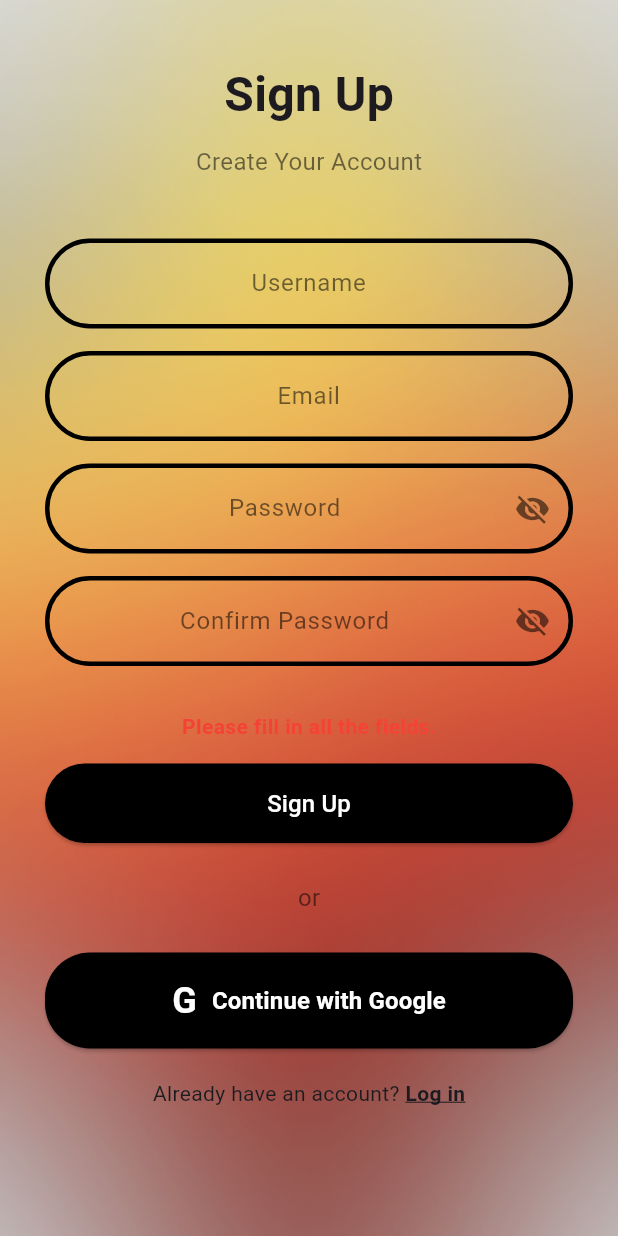
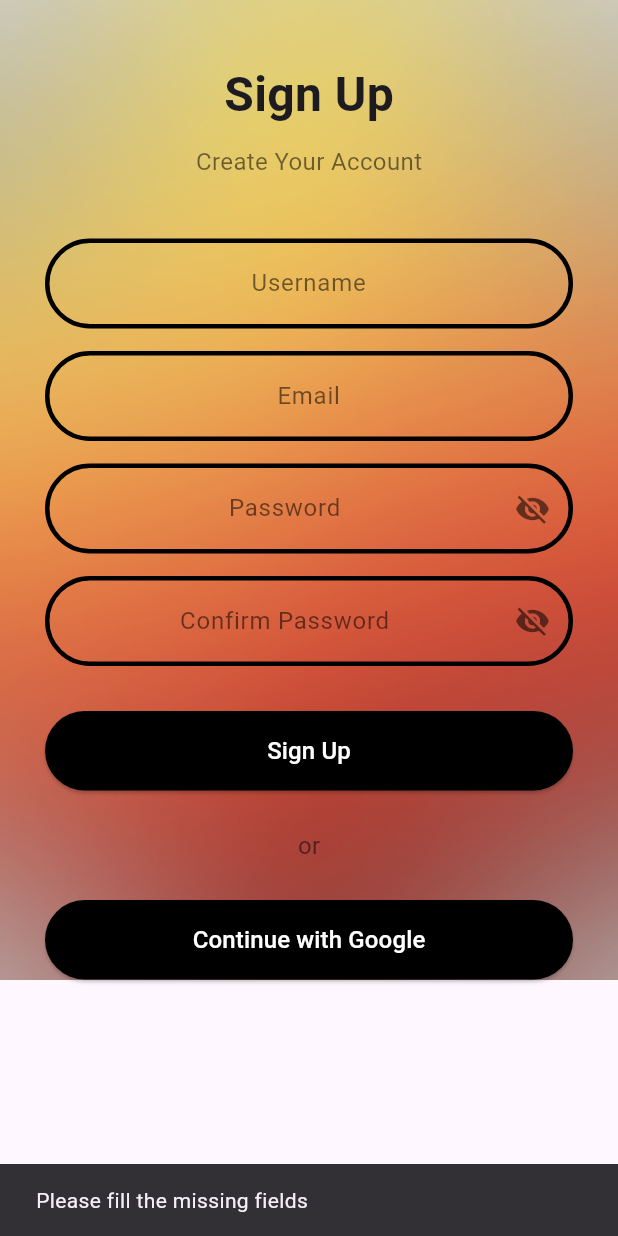
Before and after one commit to Sallam124/viva_journal, a Flutter app: the screen it shows after launch, after a tap on "Sign Up", on a phone screen of 412 x 824 dp. Run offline on Flutter 3.47's test engine with Material 3 defaults, Android fonts, the phone set to English and light mode, and no system bars; our stand-ins replace firebase_auth, firebase_core, google_sign_in; accounts and stored records are empty; Roboto replaces fonts that are missing (SF Pro Display).

Commit message:
Update sign_up_screen.dart

```diff
--- a/viva_journal/lib/screens/sign_up_screen.dart
+++ b/viva_journal/lib/screens/sign_up_screen.dart
@@ -1,6 +1,9 @@
 import 'package:flutter/material.dart';
 import 'package:google_sign_in/google_sign_in.dart';
-import 'package:viva_journal/widgets/widgets.dart';  // Importing the form_widgets.dart file
+import 'package:firebase_auth/firebase_auth.dart';
+import 'package:crypto/crypto.dart';
+import 'dart:convert';
+import 'package:viva_journal/widgets/widgets.dart';
 import 'package:viva_journal/screens/background_theme.dart';
 import 'package:viva_journal/screens/home.dart';
 import 'package:viva_journal/screens/login_screen.dart';
@@ -13,6 +16,9 @@ class SignUpScreen extends StatefulWidget {
 }
 
 class _SignUpScreenState extends State<SignUpScreen> {
+  final FirebaseAuth _auth = FirebaseAuth.instance;
+  final GoogleSignIn _googleSignIn = GoogleSignIn();
+
   final TextEditingController _usernameController = TextEditingController();
   final TextEditingController _emailController = TextEditingController();
   final TextEditingController _passwordController = TextEditingController();
@@ -25,9 +31,6 @@ class _SignUpScreenState extends State<SignUpScreen> {
 
   bool _obscurePassword = true;
   bool _obscureConfirmPassword = true;
-  final GoogleSignIn _googleSignIn = GoogleSignIn();
-
-  String? errorMessage;
 
   @override
   void dispose() {
@@ -38,106 +41,108 @@ class _SignUpScreenState extends State<SignUpScreen> {
     super.dispose();
   }
 
-  Future<void> _handleGoogleSignIn() async {
+  /// **Hashes a password using SHA-256**
+  String _hashPassword(String password) {
+    final bytes = utf8.encode(password);
+    final digest = sha256.convert(bytes);
+    return digest.toString();
+  }
+
+  /// **Handles email/password sign-up using Firebase**
+  Future<void> _signUp() async {
+    final username = _usernameController.text.trim();
+    final email = _emailController.text.trim();
+    final password = _passwordController.text.trim();
+    final confirmPassword = _confirmPasswordController.text.trim();
+
+    if (username.isEmpty || email.isEmpty || password.isEmpty || confirmPassword.isEmpty) {
+      _showErrorPopup('Please fill the missing fields');
+      return;
+    }
+
+    if (!RegExp(r"^[a-zA-Z0-9._%+-]+@[a-zA-Z0-9.-]+\.[a-zA-Z]{2,}").hasMatch(email)) {
+      _showErrorPopup('Invalid email format');
+      return;
+    }
+
+    if (password != confirmPassword) {
+      _showErrorPopup('Passwords do not match');
+      return;
+    }
+
+    final hashedPassword = _hashPassword(password);
+
     try {
-      final GoogleSignInAccount? account = await _googleSignIn.signIn();
-      if (account != null) {
-        Navigator.pushReplacementNamed(context, '/home');
-      } else {
-        setState(() {
-          errorMessage = "Google Sign-In failed. Please try again.";
-        });
-      }
+      await _auth.createUserWithEmailAndPassword(email: email, password: password);
+      Navigator.pushReplacement(context, MaterialPageRoute(builder: (context) => HomeScreen()));
     } catch (error) {
-      setState(() {
-        errorMessage = "Google Sign-In error: $error";
-      });
+      _showErrorPopup("Sign-up failed: $error");
     }
   }
 
-  void _signUp() {
-    if (_usernameController.text.isEmpty || _emailController.text.isEmpty || _passwordController.text.isEmpty || _confirmPasswordController.text.isEmpty) {
-      setState(() {
-        errorMessage = 'Please fill in all the fields.';
-      });
-    } else if (_passwordController.text != _confirmPasswordController.text) {
-      setState(() {
-        errorMessage = 'Passwords do not match.';
-      });
-    } else {
-      Navigator.pushReplacement(context, MaterialPageRoute(builder: (context) => HomeScreen()));
+  /// **Handles Google Sign-In and Firebase Authentication**
+  Future<void> _handleGoogleSignIn() async {
+    try {
+      final GoogleSignInAccount? googleUser = await _googleSignIn.signIn();
+      if (googleUser == null) {
+        _showErrorPopup("Google Sign-In canceled.");
+        return;
       }
+
+      final GoogleSignInAuthentication googleAuth = await googleUser.authentication;
+      final AuthCredential credential = GoogleAuthProvider.credential(
+        accessToken: googleAuth.accessToken,
+        idToken: googleAuth.idToken,
+      );
+
+      await _auth.signInWithCredential(credential);
+      Navigator.pushReplacementNamed(context, '/home');
+    } catch (error) {
+      _showErrorPopup("Google Sign-In error: $error");
+    }
+  }
+
+  /// **Shows a temporary popup message for 2 seconds**
+  void _showErrorPopup(String message) {
+    ScaffoldMessenger.of(context).showSnackBar(
+      SnackBar(
+        content: Text(message),
+        duration: const Duration(seconds: 2),
+      ),
+    );
   }
 
   @override
   Widget build(BuildContext context) {
     return Scaffold(
-      resizeToAvoidBottomInset: true,  // Allow resizing when keyboard is shown
+      resizeToAvoidBottomInset: true,
       body: BackgroundContainer(
-        child: SingleChildScrollView(  // Make the screen scrollable to handle keyboard overlap
+        child: SingleChildScrollView(
           child: Padding(
             padding: const EdgeInsets.symmetric(horizontal: 30),
             child: Column(
               children: [
-                const SizedBox(height: 40),  // Adds space from the top
-                const Text(
-                  'Sign Up',
-                  style: TextStyle(fontSize: 32, fontWeight: FontWeight.bold),
-                ),
+                const SizedBox(height: 40),
+                const Text('Sign Up', style: TextStyle(fontSize: 32, fontWeight: FontWeight.bold)),
                 const SizedBox(height: 10),
-                const Text(
-                  'Create Your Account',
-                  style: TextStyle(fontSize: 16, color: Colors.black54),
-                ),
+                const Text('Create Your Account', style: TextStyle(fontSize: 16, color: Colors.black54)),
                 const SizedBox(height: 40),
-                buildTextField(_usernameController, 'Username', _usernameFocusNode, context, () {
-                  FocusScope.of(context).requestFocus(_usernameFocusNode);
-                }),
+                buildTextField(_usernameController, 'Username', _usernameFocusNode, context, () => FocusScope.of(context).requestFocus(_usernameFocusNode)),
                 const SizedBox(height: 15),
-                buildTextField(_emailController, 'Email', _emailFocusNode, context, () {
-                  FocusScope.of(context).requestFocus(_emailFocusNode);
-                }),
+                buildTextField(_emailController, 'Email', _emailFocusNode, context, () => FocusScope.of(context).requestFocus(_emailFocusNode)),
                 const SizedBox(height: 15),
-                buildPasswordField(
-                  _passwordController,
-                  'Password',
-                  true,
-                  _passwordFocusNode,
-                  context,
-                      () {
-                    FocusScope.of(context).requestFocus(_passwordFocusNode);
-                  },
-                  _obscurePassword,
-                      () {
+                buildPasswordField(_passwordController, 'Password', true, _passwordFocusNode, context, () => FocusScope.of(context).requestFocus(_passwordFocusNode), _obscurePassword, () {
                   setState(() {
                     _obscurePassword = !_obscurePassword;
                   });
-                  },
-                ),
+                }),
                 const SizedBox(height: 15),
-                buildPasswordField(
-                  _confirmPasswordController,
-                  'Confirm Password',
-                  false,
-                  _confirmPasswordFocusNode,
-                  context,
-                      () {
-                    FocusScope.of(context).requestFocus(_confirmPasswordFocusNode);
-                  },
-                  _obscureConfirmPassword,
-                      () {
+                buildPasswordField(_confirmPasswordController, 'Confirm Password', false, _confirmPasswordFocusNode, context, () => FocusScope.of(context).requestFocus(_confirmPasswordFocusNode), _obscureConfirmPassword, () {
                   setState(() {
                     _obscureConfirmPassword = !_obscureConfirmPassword;
                   });
-                  },
-                ),
+                }),
                 const SizedBox(height: 30),
-                if (errorMessage != null)
-                  Text(
-                    errorMessage!,
-                    style: TextStyle(color: Colors.red, fontSize: 14, fontWeight: FontWeight.bold),
-                  ),
-                const SizedBox(height: 15),
                 SizedBox(
                   width: double.infinity,
                   child: ElevatedButton(
@@ -145,9 +150,7 @@ class _SignUpScreenState extends State<SignUpScreen> {
                     style: ElevatedButton.styleFrom(
                       backgroundColor: Colors.black,
                       padding: const EdgeInsets.symmetric(vertical: 15),
-                      shape: RoundedRectangleBorder(
-                        borderRadius: BorderRadius.circular(30),
-                      ),
+                      shape: RoundedRectangleBorder(borderRadius: BorderRadius.circular(30)),
                     ),
                     child: const Text('Sign Up', style: TextStyle(fontSize: 16, color: Colors.white)),
                   ),
@@ -159,64 +162,14 @@ class _SignUpScreenState extends State<SignUpScreen> {
                   width: double.infinity,
                   child: ElevatedButton(
                     onPressed: _handleGoogleSignIn,
-                    child: Row(
-                      mainAxisAlignment: MainAxisAlignment.center,
-                      children: const [
-                        Text(
-                          'G',
-                          style: TextStyle(
-                            fontSize: 24,
-                            fontWeight: FontWeight.bold,
-                            color: Colors.white,
-                          ),
-                        ),
-                        SizedBox(width: 10),
-                        Text(
-                          'Continue with Google',
-                          style: TextStyle(
-                            fontSize: 16,
-                            fontWeight: FontWeight.bold,
-                            color: Colors.white,
-                          ),
-                        ),
-                      ],
-                    ),
+                    child: const Text('Continue with Google', style: TextStyle(fontSize: 16, color: Colors.white)),
                     style: ElevatedButton.styleFrom(
                       backgroundColor: Colors.black,
                       padding: const EdgeInsets.symmetric(vertical: 15),
-                      shape: RoundedRectangleBorder(
-                        borderRadius: BorderRadius.circular(30),
+                      shape: RoundedRectangleBorder(borderRadius: BorderRadius.circular(30)),
                     ),
                   ),
                 ),
-                ),
-                const SizedBox(height: 20),
-                Row(
-                  mainAxisAlignment: MainAxisAlignment.center,
-                  children: [
-                    const Text('Already have an account? ', style: TextStyle(fontSize: 14)),
-                    GestureDetector(
-                      onTap: () {
-                        Navigator.push(context, MaterialPageRoute(builder: (context) => LoginScreen()));
-                      },
-                      child: const Text(
-                        'Log in',
-                        style: TextStyle(
-                          fontSize: 14,
-                          fontWeight: FontWeight.bold,
-                          decoration: TextDecoration.underline,
-                        ),
-                      ),
-                    ),
-                  ],
-                ),
-                const SizedBox(height: 112),
-                const Text(
-                  'By creating an account, you agree to the terms and\nConditions and Privacy Policy',
-                  textAlign: TextAlign.center,
-                  style: TextStyle(fontSize: 12, color: Colors.black54),
-                ),
-                const SizedBox(height: 2),  // Adjust this space to ensure proper layout
               ],
             ),
           ),
```
Lines whose indentation alone changed are shown as unchanged.
